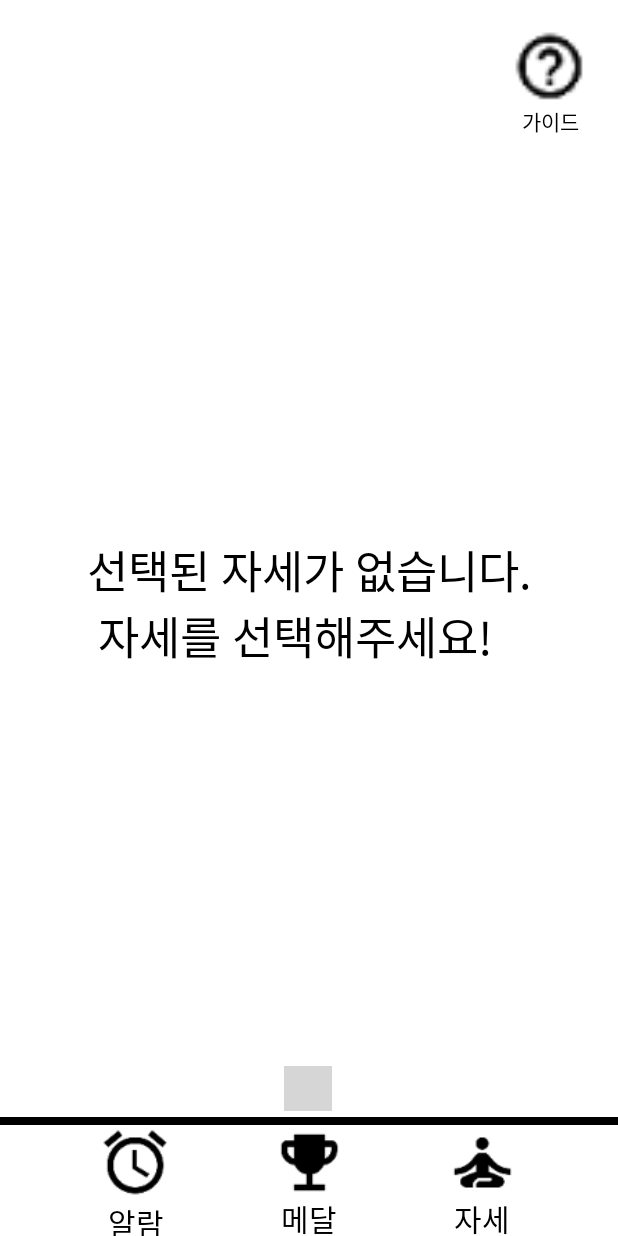
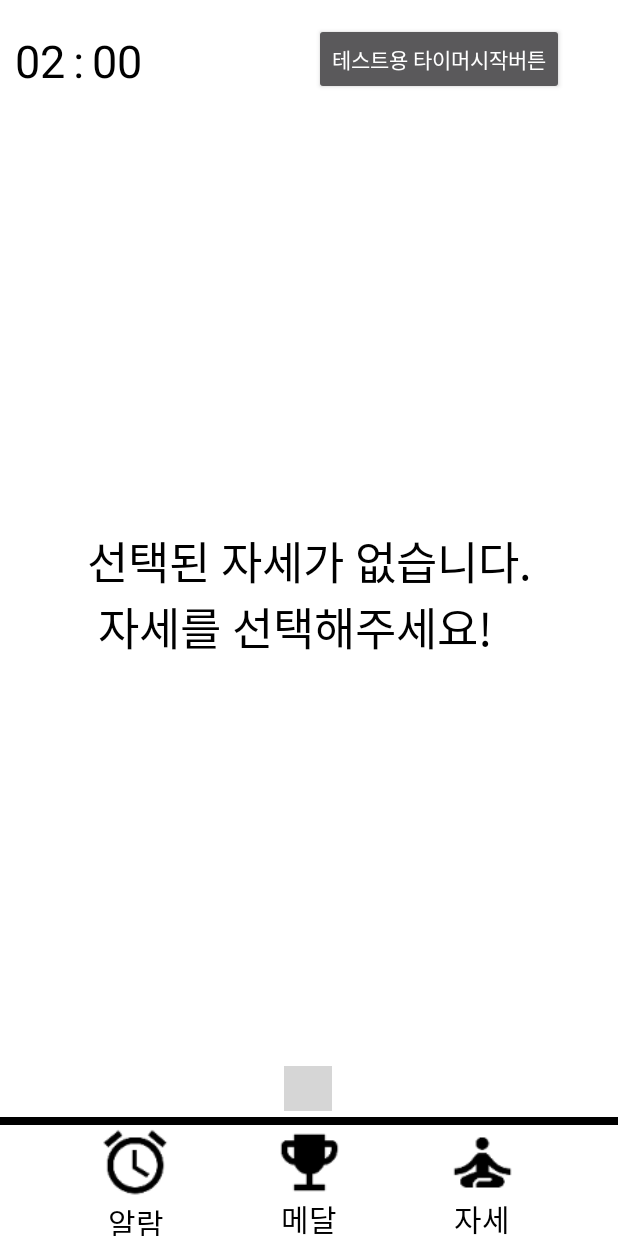
Before and after one commit to sjw989/Re-pose, an Android app: the MainFragment screen opened through its navigation route, on a phone screen of 412 x 824 dp. Run offline under Robolectric (Android 15) with nearby library versions, the phone set to English and light mode, and no system bars; plain views replace DotsIndicator; 2 statements that could not run were skipped; grey boxes are pictures that could not be loaded.

Commit message:
운동완료 버튼 클릭 시 dialog추가 완료

```diff
--- a/Repose/app/src/main/java/org/techtown/repose/MainActivity.kt
+++ b/Repose/app/src/main/java/org/techtown/repose/MainActivity.kt
@@ -33,14 +33,13 @@ class MainActivity : AppCompatActivity() {
 
         var user_pose = arrayListOf<String>()
         var user = User("sjw989","1q2w3e4r",user_pose)
+
     }
 
 
     override fun onCreate(savedInstanceState: Bundle?) {
         super.onCreate(savedInstanceState)
         setContentView(R.layout.activity_main)
-
-
         // 임의로 user 객체 하나 만듦
         navController = nav_host_fragment.findNavController()
 
--- a/Repose/app/src/main/java/org/techtown/repose/MainFragment.kt
+++ b/Repose/app/src/main/java/org/techtown/repose/MainFragment.kt
@@ -1,19 +1,21 @@
 package org.techtown.repose
 
 import android.os.Bundle
+import android.os.CountDownTimer
+import android.util.Log
 import androidx.fragment.app.Fragment
 import android.view.LayoutInflater
 import android.view.View
 import android.view.ViewGroup
+import android.widget.Toast
 import androidx.navigation.NavController
 import androidx.navigation.Navigation
 import androidx.navigation.fragment.findNavController
 import androidx.viewpager2.adapter.FragmentStateAdapter
 import org.techtown.repose.databinding.FragMainBinding
 
-class MainFragment : Fragment() {
+class MainFragment : Fragment(), IOnbackPressed{
     lateinit var  navController : NavController// 네비게이션 컨트롤러
-    //    private val ft = childFragmentManager.beginTransaction()
     private var _binding : FragMainBinding? = null // 뷰바인딩
     private val binding get() = _binding!! // 뷰바인딩
 
@@ -30,10 +32,34 @@ class MainFragment : Fragment() {
         navController = Navigation.findNavController(view) // 네비게이션 컨트롤러 view로 부터 가져오기
         select_pose() // 자세선택 버튼
         connect_viewPager() // 뷰페이저 연결
+        countTimer() // 카운트다운 타이머
+    }
+
+    // 카운트다운 타이머
+    private fun countTimer(){
+        binding.btnStartTimer.setOnClickListener{
+            val countDown = object : CountDownTimer(1000*120, 1000){
+                override fun onTick(p0: Long) {
+                    val second = (p0 / 1000).toString() // 남은 초
+                    binding.tvMiniutes.text = (second.toInt() / 60).toString() // 남은 분
+                    binding.tvSeconds.text = (second.toInt() % 60 ).toString() // 남은 초
+                    if((second.toInt() / 60 ).toString().length == 1){ // 분의 길이가 1이면 : 2 -> 02 이런식으로 바꿔줌
+                        binding.tvMiniutes.text = "0" + binding.tvMiniutes.text
+                    }
+                    if((second.toInt() % 60 ).toString().length == 1){ // 초의 길이가 1이면 : 2 -> 02 이런식으로 바꿔줌
+                        binding.tvSeconds.text = "0" + binding.tvSeconds.text
+                    }
+                }
+                override fun onFinish() {
+                    binding.tvMiniutes.text = "02"
+                    binding.tvSeconds.text = "00"
+                }
+            }.start()
+        }
     }
 
     // 자세선택 버튼
-    fun select_pose(){
+    private fun select_pose(){
         binding.btnSelectPose.setOnClickListener{
             findNavController().navigate(R.id.action_frag_main_to_frag_select_pose)
         }
@@ -60,7 +86,7 @@ class MainFragment : Fragment() {
     }
 
     // 뷰페이저 연결
-    fun connect_viewPager(){
+    private fun connect_viewPager(){
         val fmList = arrayListOf<Fragment>()
         if(!MainActivity.user.pose_list.isEmpty()){
             for(i in 0 until MainActivity.user.pose_list.size){ // user의 pose_list를 가져와서 newInstance 만들어줌
@@ -81,4 +107,9 @@ class MainFragment : Fragment() {
         super.onDestroyView()
     }
 
+      // back키
+    override fun onBackPressed():Boolean{
+          return true
+    }
+
 }
--- a/Repose/app/src/main/java/org/techtown/repose/SelectPoseFragment.kt
+++ b/Repose/app/src/main/java/org/techtown/repose/SelectPoseFragment.kt
@@ -30,7 +30,6 @@ class SelectPoseFragment : Fragment(), IOnbackPressed {
         setButton() // 버튼으로 자세 선택
         selected() // 사용자가 Disease화면에서 자세를 선택한 경우 처리
         binding.fbtnSelectPostToMain.setOnClickListener{
-            findNavController().navigate(R.id.action_frag_select_pose_to_frag_main)
             navController.popBackStack()
         }
     }
@@ -115,6 +114,6 @@ class SelectPoseFragment : Fragment(), IOnbackPressed {
     // back키
     override fun onBackPressed():Boolean{
         navController.popBackStack()
-        return true
+        return false
     }
 }
--- a/Repose/app/src/main/java/org/techtown/repose/TestFragment.kt
+++ b/Repose/app/src/main/java/org/techtown/repose/TestFragment.kt
@@ -9,8 +9,6 @@ import androidx.navigation.NavController
 import androidx.navigation.fragment.findNavController
 import kotlinx.android.synthetic.main.fragment_test.*
 
-// TODO: Rename parameter arguments, choose names that match
-// the fragment initialization parameters, e.g. ARG_ITEM_NUMBER
 
 class TestFragment : Fragment() {
     lateinit var  navController : NavController// 네비게이션 컨트롤러
--- a/Repose/app/src/main/res/layout/frag_main.xml
+++ b/Repose/app/src/main/res/layout/frag_main.xml
@@ -95,34 +95,6 @@
             app:layout_constraintStart_toStartOf="@+id/btn_SelectPose"
             app:layout_constraintTop_toBottomOf="@+id/btn_SelectPose" />
 
-        <TextView
-            android:id="@+id/textView6"
-            android:layout_width="wrap_content"
-            android:layout_height="wrap_content"
-            android:layout_marginBottom="1dp"
-            android:text="가이드"
-            android:textColor="@color/black"
-            app:layout_constraintBottom_toTopOf="@+id/vp_poseViewPager"
-            app:layout_constraintEnd_toEndOf="@+id/imageButton8"
-            app:layout_constraintHorizontal_bias="0.5"
-            app:layout_constraintStart_toStartOf="@+id/imageButton8"
-            app:layout_constraintTop_toBottomOf="@+id/imageButton8" />
-
-        <ImageButton
-            android:id="@+id/imageButton8"
-            android:layout_width="50dp"
-            android:layout_height="50dp"
-            android:layout_marginTop="20dp"
-            android:layout_marginEnd="20dp"
-            android:layout_marginRight="20dp"
-            android:background="#FFFFFF"
-
-            android:scaleType="fitXY"
-            app:layout_constraintEnd_toEndOf="parent"
-            app:layout_constraintTop_toTopOf="parent"
-            app:srcCompat="@drawable/guide"
-            tools:ignore="SpeakableTextPresentCheck" />
-
 
         <LinearLayout
             android:id="@+id/linearLayout"
@@ -159,11 +131,70 @@
             android:id="@+id/vp_poseViewPager"
             android:layout_width="0dp"
             android:layout_height="0dp"
+            android:layout_marginTop="20dp"
             app:layout_constraintBottom_toTopOf="@+id/pose_indicator"
             app:layout_constraintEnd_toEndOf="parent"
-            app:layout_constraintHorizontal_bias="0.5"
+            app:layout_constraintHorizontal_bias="0.0"
             app:layout_constraintStart_toStartOf="parent"
-            app:layout_constraintTop_toBottomOf="@+id/textView6" />
+            app:layout_constraintTop_toBottomOf="@+id/tv_miniutes" />
+
+        <TextView
+            android:id="@+id/tv_miniutes"
+            android:layout_width="wrap_content"
+            android:layout_height="wrap_content"
+            android:layout_marginStart="10dp"
+            android:layout_marginLeft="10dp"
+            android:layout_marginTop="20dp"
+            android:text="02"
+            android:textColor="@color/black"
+            android:textSize="30sp"
+            app:layout_constraintStart_toStartOf="parent"
+            app:layout_constraintTop_toTopOf="parent" />
+
+        <TextView
+            android:id="@+id/textView20"
+            android:layout_width="wrap_content"
+            android:layout_height="wrap_content"
+            android:layout_marginStart="5dp"
+            android:layout_marginLeft="5dp"
+            android:layout_marginEnd="5dp"
+            android:layout_marginRight="5dp"
+            android:text=":"
+            android:textColor="@color/black"
+            android:textSize="30sp"
+            app:layout_constraintBottom_toBottomOf="@+id/tv_miniutes"
+            app:layout_constraintEnd_toStartOf="@+id/tv_seconds"
+            app:layout_constraintHorizontal_bias="1.0"
+            app:layout_constraintStart_toEndOf="@+id/tv_miniutes"
+            app:layout_constraintTop_toTopOf="@+id/tv_miniutes"
+            app:layout_constraintVertical_bias="0.0" />
+
+        <TextView
+            android:id="@+id/tv_seconds"
+            android:layout_width="wrap_content"
+            android:layout_height="wrap_content"
+            android:layout_marginStart="5dp"
+            android:layout_marginLeft="5dp"
+            android:text="00"
+            android:textColor="@color/black"
+            android:textSize="30sp"
+            app:layout_constraintBottom_toBottomOf="@+id/tv_miniutes"
+            app:layout_constraintStart_toEndOf="@+id/textView20"
+            app:layout_constraintTop_toTopOf="@+id/tv_miniutes" />
+
+        <Button
+            android:id="@+id/btn_startTimer"
+            android:layout_width="wrap_content"
+            android:layout_height="wrap_content"
+            android:layout_marginEnd="36dp"
+            android:layout_marginRight="36dp"
+            android:text="테스트용 타이머시작버튼"
+            app:layout_constraintBottom_toBottomOf="@+id/tv_miniutes"
+            app:layout_constraintEnd_toEndOf="parent"
+            app:layout_constraintHorizontal_bias="1.0"
+            app:layout_constraintStart_toEndOf="@+id/tv_seconds"
+            app:layout_constraintTop_toTopOf="@+id/tv_miniutes"
+            app:layout_constraintVertical_bias="0.666" />
 
 
 </androidx.constraintlayout.widget.ConstraintLayout>
--- a/Repose/app/src/main/res/navigation/navigation.xml
+++ b/Repose/app/src/main/res/navigation/navigation.xml
@@ -13,11 +13,13 @@
         <action
             android:id="@+id/action_frag_main_to_frag_select_pose"
             app:destination="@id/frag_select_pose"
-            app:enterAnim="@anim/from_right_to_left" />
+            app:enterAnim="@anim/ani_from_right_to_left"
+            app:popExitAnim="@android:anim/slide_out_right" />
         <action
             android:id="@+id/action_frag_main_to_frag_show_exercise"
             app:destination="@id/frag_show_exercise"
-            app:enterAnim="@anim/from_right_to_left" />
+            app:enterAnim="@anim/ani_from_right_to_left"
+            app:popExitAnim="@android:anim/slide_out_right" />
     </fragment>
 
     <fragment
@@ -28,47 +30,21 @@
         <action
             android:id="@+id/action_frag_select_pose_to_frag_disease"
             app:destination="@id/frag_disease"
-            app:enterAnim="@android:anim/slide_in_left"
-            app:exitAnim="@android:anim/slide_out_right"
-            app:popEnterAnim="@android:anim/slide_in_left"
+            app:enterAnim="@anim/ani_from_right_to_left"
             app:popExitAnim="@android:anim/slide_out_right" />
-        <action
-            android:id="@+id/action_frag_select_pose_to_frag_main"
-            app:destination="@id/frag_main"
-            app:popUpTo="@id/frag_main"
-            app:popExitAnim="@anim/from_left_to_right"
-            app:enterAnim="@anim/from_left_to_right"
-            app:exitAnim="@anim/from_left_to_right"
-            app:popEnterAnim="@anim/from_left_to_right" />
     </fragment>
 
     <fragment
         android:id="@+id/frag_disease"
         android:name="org.techtown.repose.DiseaseFragment"
         android:label="frag_disease"
-        tools:layout="@layout/frag_disease" >
-        <action
-            android:id="@+id/action_frag_disease_to_frag_select_pose"
-            app:destination="@id/frag_select_pose"
-            app:enterAnim="@android:anim/slide_in_left"
-            app:exitAnim="@android:anim/slide_out_right"
-            app:popEnterAnim="@android:anim/slide_in_left"
-            app:popExitAnim="@android:anim/slide_out_right"
-            app:popUpTo="@id/frag_select_pose" />
-    </fragment>
+        tools:layout="@layout/frag_disease" />
 
     <fragment
         android:id="@+id/frag_show_exercise"
         android:name="org.techtown.repose.ShowExerciseFragment"
         android:label="frag_exercise"
-        tools:layout="@layout/frag_show_exercise">
-        <action
-            android:id="@+id/action_frag_show_exercise_to_frag_main"
-            app:destination="@id/frag_main"
-            app:exitAnim="@anim/from_left_to_right"
-            app:popEnterAnim="@anim/from_left_to_right"
-            app:popUpTo="@id/frag_main" />
-    </fragment>
+        tools:layout="@layout/frag_show_exercise"/>
     <fragment
         android:id="@+id/testFragment"
         android:name="org.techtown.repose.TestFragment"
@@ -77,6 +53,7 @@
         <action
             android:id="@+id/action_testFragment_to_frag_main"
             app:destination="@id/frag_main"
+            app:enterAnim="@anim/ani_from_right_to_left"
             app:popExitAnim="@android:anim/slide_out_right" />
     </fragment>
 
--- a/Repose/app/src/main/res/values/colors.xml
+++ b/Repose/app/src/main/res/values/colors.xml
@@ -7,5 +7,5 @@
     <color name="teal_700">#FF018786</color>
     <color name="black">#FF000000</color>
     <color name="white">#FFFFFFFF</color>
-    <color name="transparent">#26000000</color>
+    <color name="transparent">#00000000</color>
 </resources>
--- a/Repose/app/src/main/res/values/themes.xml
+++ b/Repose/app/src/main/res/values/themes.xml
@@ -13,4 +13,9 @@
         <item name="android:statusBarColor" tools:targetApi="l">?attr/colorPrimaryVariant</item>
         <!-- Customize your theme here. -->
     </style>
+    <style name="ani_dialog">
+        <item name="android:windowEnterAnimation">@anim/ani_dialog_open</item>
+        <item name="android:windowExitAnimation">@anim/ani_dialog_close</item>
+    </style>
+
 </resources>
```
Also changed, not shown: Repose/app/src/main/java/org/techtown/repose/ExerciseRecyclerViewAdapter.kt (+18 -25 lines), Repose/app/src/main/res/anim/ani_dialog_close.xml (added, +13 -0 lines), Repose/app/src/main/res/anim/ani_dialog_open.xml (added, +14 -0 lines), Repose/app/src/main/res/layout/dialog_exercise_complete.xml (+9 -9 lines), Repose/app/src/main/res/anim/ani_from_left_to_right.xml (renamed from Repose/app/src/main/res/anim/from_left_to_right.xml), Repose/app/src/main/res/anim/ani_from_right_to_left.xml (renamed from Repose/app/src/main/res/anim/from_right_to_left.xml), Repose/app/src/main/res/drawable-xxxhdpi/crown.png.
